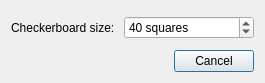
First picture: the form in cpp/ShowCheckerDialog.ui, repository erikhvatum/RisWidget, before the edit.
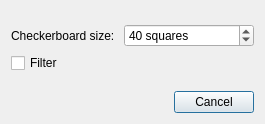
Second picture: the form after the edit.

Commit message: Add filterTexture checkbox to show checker pattern dialog. Revert zoom default to 1:1. Make a static const member variable ImageWidget::sm_defaultZoomPreset and use it in both locations it is needed during initialization. Readd files to vcproj. Other miscellaneous visual studio and windows fixes.

```diff
--- a/cpp/ShowCheckerDialog.ui
+++ b/cpp/ShowCheckerDialog.ui
@@ -10,7 +10,7 @@
     <x>0</x>
     <y>0</y>
     <width>265</width>
-    <height>83</height>
+    <height>124</height>
    </rect>
   </property>
   <property name="sizePolicy">
@@ -81,6 +81,23 @@
      </item>
     </layout>
    </item>
+   <item>
+    <layout class="QHBoxLayout" name="horizontalLayout_2">
+     <item>
+      <widget class="QCheckBox" name="m_filteringCheckbox">
+       <property name="sizePolicy">
+        <sizepolicy hsizetype="Preferred" vsizetype="Fixed">
+         <horstretch>0</horstretch>
+         <verstretch>0</verstretch>
+        </sizepolicy>
+       </property>
+       <property name="text">
+        <string>Filter</string>
+       </property>
+      </widget>
+     </item>
+    </layout>
+   </item>
    <item>
     <spacer name="verticalSpacer_2">
      <property name="orientation">
```
The commit also changes 9 other files.
